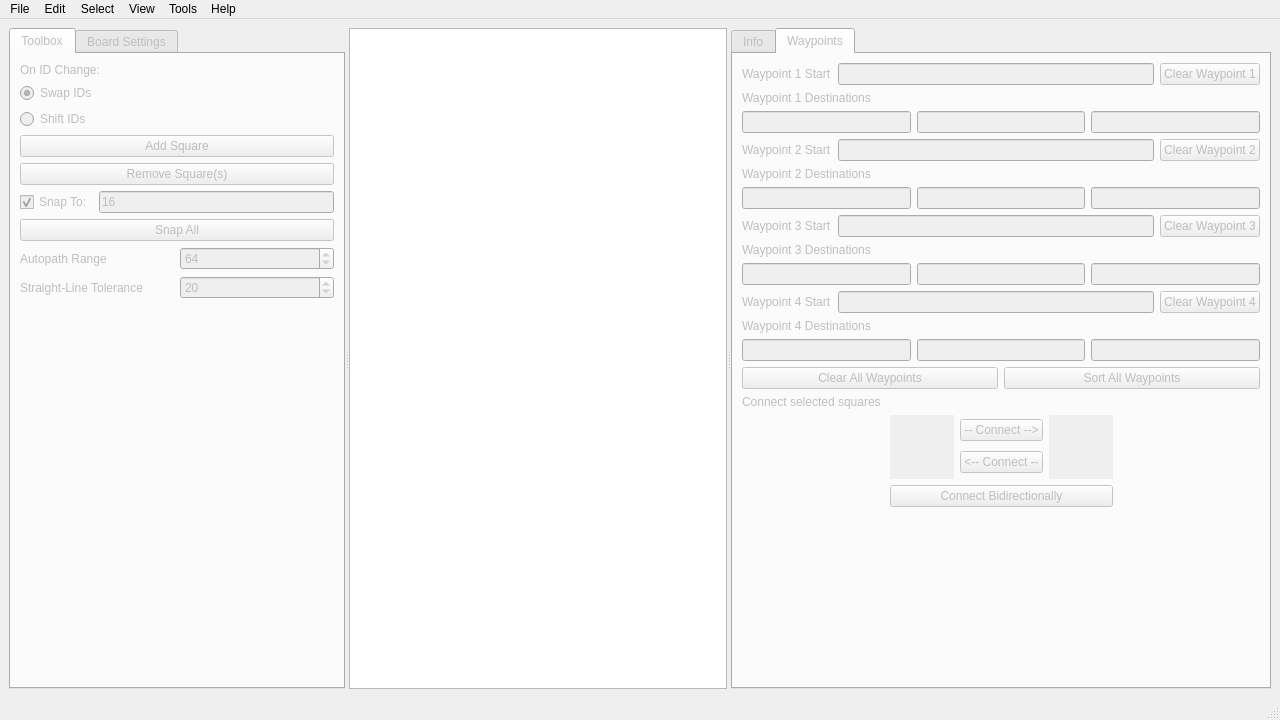
First picture: the form in mainwindow.ui, repository FortuneStreetModding/fortune-avenue-qt, before the edit.
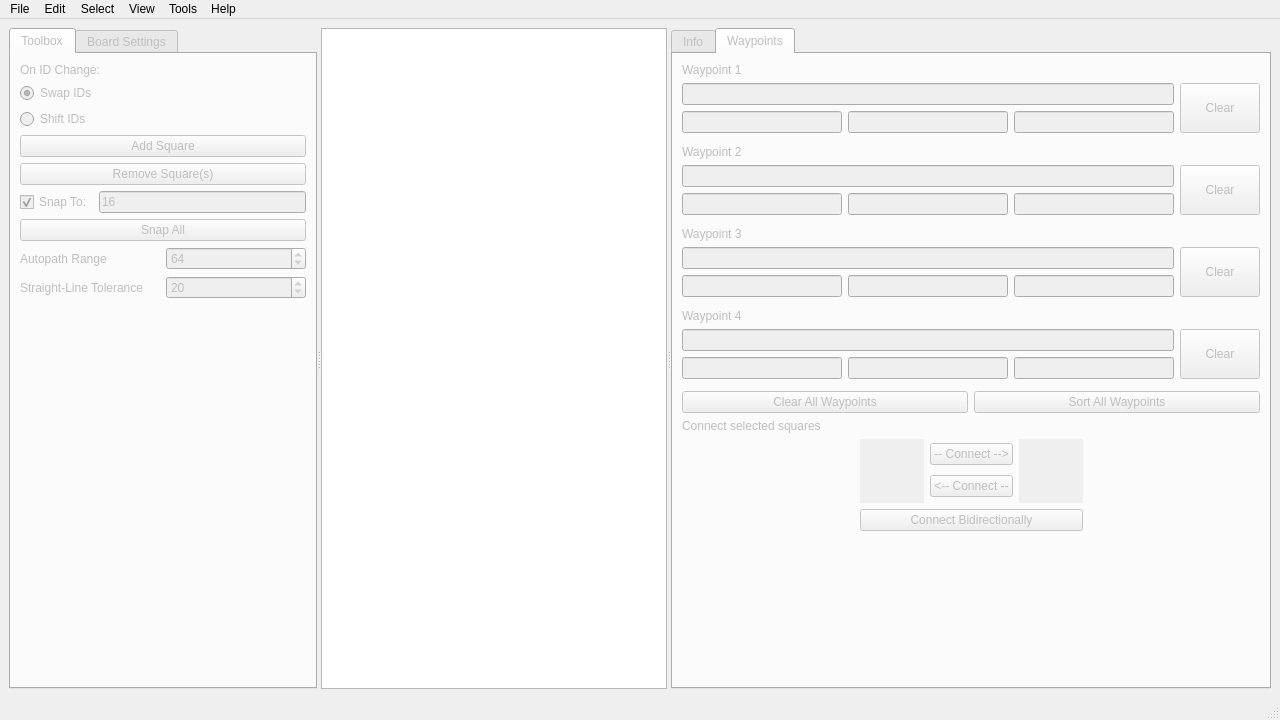
Second picture: the form after the edit. The open tabs and pages were chosen to show the change. Icons and pictures are not drawn.

Commit message: Improve waypoint editor readability

The edit to the form file:
```diff
--- a/mainwindow.ui
+++ b/mainwindow.ui
@@ -32,7 +32,7 @@
        </property>
        <property name="minimumSize">
         <size>
-         <width>200</width>
+         <width>170</width>
          <height>0</height>
         </size>
        </property>
@@ -898,33 +898,44 @@
         </attribute>
         <layout class="QVBoxLayout" name="verticalLayout">
          <item>
-          <layout class="QHBoxLayout" name="horizontalLayout_8">
-           <item>
-            <widget class="QLabel" name="label_4">
-             <property name="text">
-              <string>Waypoint 1 Start</string>
-             </property>
-            </widget>
+          <layout class="QGridLayout" name="gridLayout_6">
+           <item row="2" column="2">
+            <widget class="QLineEdit" name="waypoint1Dest3"/>
            </item>
-           <item>
+           <item row="2" column="1">
+            <widget class="QLineEdit" name="waypoint1Dest2"/>
+           </item>
+           <item row="2" column="0">
+            <widget class="QLineEdit" name="waypoint1Dest1"/>
+           </item>
+           <item row="1" column="0" colspan="3">
             <widget class="QLineEdit" name="waypoint1Start"/>
            </item>
-           <item>
+           <item row="1" column="3" rowspan="2">
             <widget class="QPushButton" name="clearWaypoint1">
+             <property name="sizePolicy">
+              <sizepolicy hsizetype="Minimum" vsizetype="MinimumExpanding">
+               <horstretch>0</horstretch>
+               <verstretch>0</verstretch>
+              </sizepolicy>
+             </property>
+             <property name="autoFillBackground">
+              <bool>false</bool>
+             </property>
              <property name="text">
-              <string>Clear Waypoint 1</string>
+              <string>Clear</string>
+             </property>
+            </widget>
+           </item>
+           <item row="0" column="0" colspan="4">
+            <widget class="QLabel" name="label_4">
+             <property name="text">
+              <string>Waypoint 1</string>
              </property>
             </widget>
            </item>
           </layout>
          </item>
-         <item>
-          <widget class="QLabel" name="label_14">
-           <property name="text">
-            <string>Waypoint 1 Destinations</string>
-           </property>
-          </widget>
-         </item>
          <item>
           <widget class="QWidget" name="waypoint1Dests" native="true">
            <layout class="QHBoxLayout" name="horizontalLayout_2">
@@ -940,46 +951,45 @@
             <property name="bottomMargin">
              <number>0</number>
             </property>
-            <item>
-             <widget class="QLineEdit" name="lineEdit_3"/>
-            </item>
-            <item>
-             <widget class="QLineEdit" name="lineEdit_2"/>
-            </item>
-            <item>
-             <widget class="QLineEdit" name="lineEdit"/>
-            </item>
            </layout>
           </widget>
          </item>
          <item>
-          <layout class="QHBoxLayout" name="horizontalLayout_9">
-           <item>
-            <widget class="QLabel" name="label_15">
-             <property name="text">
-              <string>Waypoint 2 Start</string>
-             </property>
-            </widget>
+          <layout class="QGridLayout" name="gridLayout_9">
+           <item row="2" column="1">
+            <widget class="QLineEdit" name="waypoint2Dest2"/>
            </item>
-           <item>
-            <widget class="QLineEdit" name="waypoint2Start"/>
+           <item row="2" column="2">
+            <widget class="QLineEdit" name="waypoint2Dest3"/>
            </item>
-           <item>
+           <item row="2" column="0">
+            <widget class="QLineEdit" name="waypoint2Dest1"/>
+           </item>
+           <item row="1" column="3" rowspan="2">
             <widget class="QPushButton" name="clearWaypoint2">
+             <property name="sizePolicy">
+              <sizepolicy hsizetype="Minimum" vsizetype="MinimumExpanding">
+               <horstretch>0</horstretch>
+               <verstretch>0</verstretch>
+              </sizepolicy>
+             </property>
              <property name="text">
-              <string>Clear Waypoint 2</string>
+              <string>Clear</string>
+             </property>
+            </widget>
+           </item>
+           <item row="1" column="0" colspan="3">
+            <widget class="QLineEdit" name="waypoint2Start"/>
+           </item>
+           <item row="0" column="0" colspan="4">
+            <widget class="QLabel" name="label_15">
+             <property name="text">
+              <string>Waypoint 2</string>
              </property>
             </widget>
            </item>
           </layout>
          </item>
-         <item>
-          <widget class="QLabel" name="label_16">
-           <property name="text">
-            <string>Waypoint 2 Destinations</string>
-           </property>
-          </widget>
-         </item>
          <item>
           <widget class="QWidget" name="waypoint2Dests" native="true">
            <layout class="QHBoxLayout" name="horizontalLayout_3">
@@ -995,46 +1005,45 @@
             <property name="bottomMargin">
              <number>0</number>
             </property>
-            <item>
-             <widget class="QLineEdit" name="lineEdit_4"/>
-            </item>
-            <item>
-             <widget class="QLineEdit" name="lineEdit_5"/>
-            </item>
-            <item>
-             <widget class="QLineEdit" name="lineEdit_6"/>
-            </item>
            </layout>
           </widget>
          </item>
          <item>
-          <layout class="QHBoxLayout" name="horizontalLayout_10">
-           <item>
-            <widget class="QLabel" name="label_17">
-             <property name="text">
-              <string>Waypoint 3 Start</string>
-             </property>
-            </widget>
+          <layout class="QGridLayout" name="gridLayout_7">
+           <item row="2" column="1">
+            <widget class="QLineEdit" name="waypoint3Dest2"/>
            </item>
-           <item>
+           <item row="1" column="0" colspan="3">
             <widget class="QLineEdit" name="waypoint3Start"/>
            </item>
-           <item>
+           <item row="2" column="2">
+            <widget class="QLineEdit" name="waypoint3Dest3"/>
+           </item>
+           <item row="2" column="0">
+            <widget class="QLineEdit" name="waypoint3Dest1"/>
+           </item>
+           <item row="0" column="0" colspan="4">
+            <widget class="QLabel" name="label_17">
+             <property name="text">
+              <string>Waypoint 3</string>
+             </property>
+            </widget>
+           </item>
+           <item row="1" column="3" rowspan="2">
             <widget class="QPushButton" name="clearWaypoint3">
+             <property name="sizePolicy">
+              <sizepolicy hsizetype="Minimum" vsizetype="MinimumExpanding">
+               <horstretch>0</horstretch>
+               <verstretch>0</verstretch>
+              </sizepolicy>
+             </property>
              <property name="text">
-              <string>Clear Waypoint 3</string>
+              <string>Clear</string>
              </property>
             </widget>
            </item>
           </layout>
          </item>
-         <item>
-          <widget class="QLabel" name="label_18">
-           <property name="text">
-            <string>Waypoint 3 Destinations</string>
-           </property>
-          </widget>
-         </item>
          <item>
           <widget class="QWidget" name="waypoint3Dests" native="true">
            <layout class="QHBoxLayout" name="horizontalLayout_4">
@@ -1050,46 +1059,45 @@
             <property name="bottomMargin">
              <number>0</number>
             </property>
-            <item>
-             <widget class="QLineEdit" name="lineEdit_7"/>
-            </item>
-            <item>
-             <widget class="QLineEdit" name="lineEdit_8"/>
-            </item>
-            <item>
-             <widget class="QLineEdit" name="lineEdit_9"/>
-            </item>
            </layout>
           </widget>
          </item>
          <item>
-          <layout class="QHBoxLayout" name="horizontalLayout_11">
-           <item>
+          <layout class="QGridLayout" name="gridLayout_8">
+           <item row="2" column="2">
+            <widget class="QLineEdit" name="waypoint4Dest3"/>
+           </item>
+           <item row="2" column="0">
+            <widget class="QLineEdit" name="waypoint4Dest1"/>
+           </item>
+           <item row="2" column="1">
+            <widget class="QLineEdit" name="waypoint4Dest2"/>
+           </item>
+           <item row="0" column="0" colspan="4">
             <widget class="QLabel" name="label_19">
              <property name="text">
-              <string>Waypoint 4 Start</string>
+              <string>Waypoint 4</string>
              </property>
             </widget>
            </item>
-           <item>
+           <item row="1" column="0" colspan="3">
             <widget class="QLineEdit" name="waypoint4Start"/>
            </item>
-           <item>
+           <item row="1" column="3" rowspan="2">
             <widget class="QPushButton" name="clearWaypoint4">
+             <property name="sizePolicy">
+              <sizepolicy hsizetype="Minimum" vsizetype="MinimumExpanding">
+               <horstretch>0</horstretch>
+               <verstretch>0</verstretch>
+              </sizepolicy>
+             </property>
              <property name="text">
-              <string>Clear Waypoint 4</string>
+              <string>Clear</string>
              </property>
             </widget>
            </item>
           </layout>
          </item>
-         <item>
-          <widget class="QLabel" name="label_20">
-           <property name="text">
-            <string>Waypoint 4 Destinations</string>
-           </property>
-          </widget>
-         </item>
          <item>
           <widget class="QWidget" name="waypoint4Dests" native="true">
            <layout class="QHBoxLayout" name="horizontalLayout_5">
@@ -1105,15 +1113,6 @@
             <property name="bottomMargin">
              <number>0</number>
             </property>
-            <item>
-             <widget class="QLineEdit" name="lineEdit_10"/>
-            </item>
-            <item>
-             <widget class="QLineEdit" name="lineEdit_11"/>
-            </item>
-            <item>
-             <widget class="QLineEdit" name="lineEdit_12"/>
-            </item>
            </layout>
           </widget>
          </item>
```
The commit also changes 2 other files.
